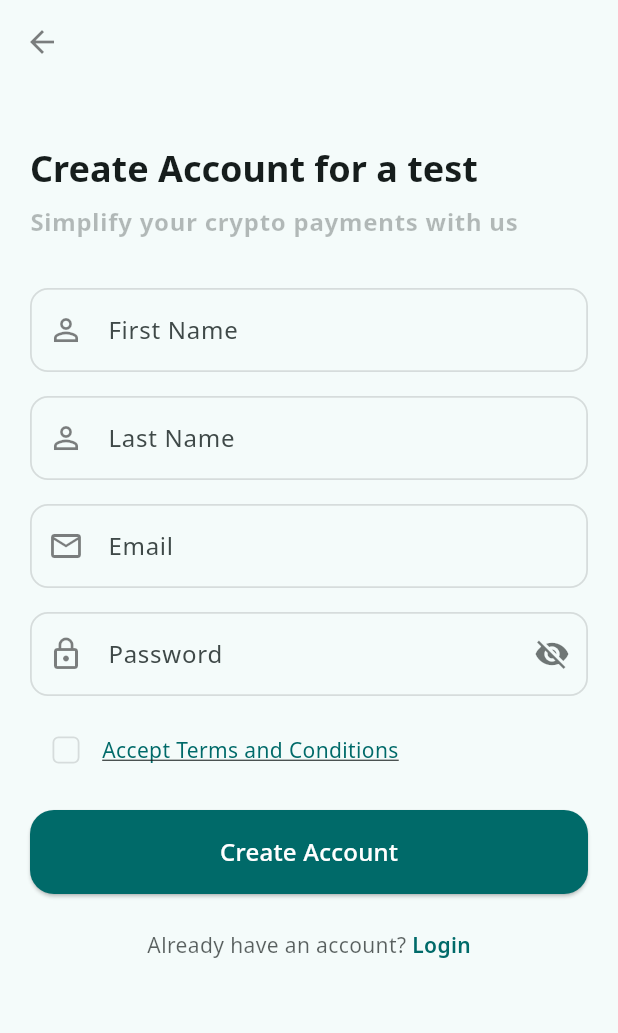
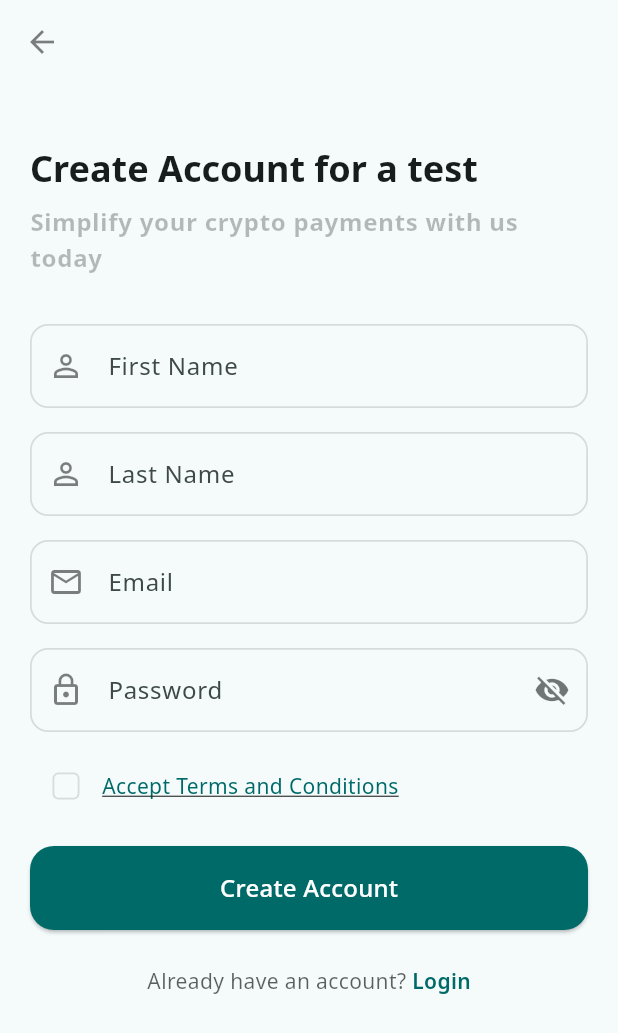
Before and after one commit to jaywezz/pretinum, a Flutter app: the RegistrationScreen screen opened by its route, on a phone screen of 412 x 824 dp. Shown: the top 1033 px of the screen. Run offline on Flutter 3.47's test engine with Material 3 defaults, Android fonts, the phone set to English and light mode, and no system bars; our stand-ins replace flex_color_scheme, flutter_riverpod, go_router, google_fonts.

Commit message:
another change

```diff
--- a/lib/features/authenitcation/registration.dart
+++ b/lib/features/authenitcation/registration.dart
@@ -44,7 +44,7 @@ class _RegistrationScreenState extends State<RegistrationScreen> {
                 ),
                 const SizedBox(height: 8),
                 Text(
-                  'Simplify your crypto payments with us',
+                  'Simplify your crypto payments with us today',
                   style: theme.textTheme.bodyLarge?.copyWith(
                     color: theme.colorScheme.onSurface.withOpacity(0.3),
                     fontWeight: FontWeight.bold,
```
